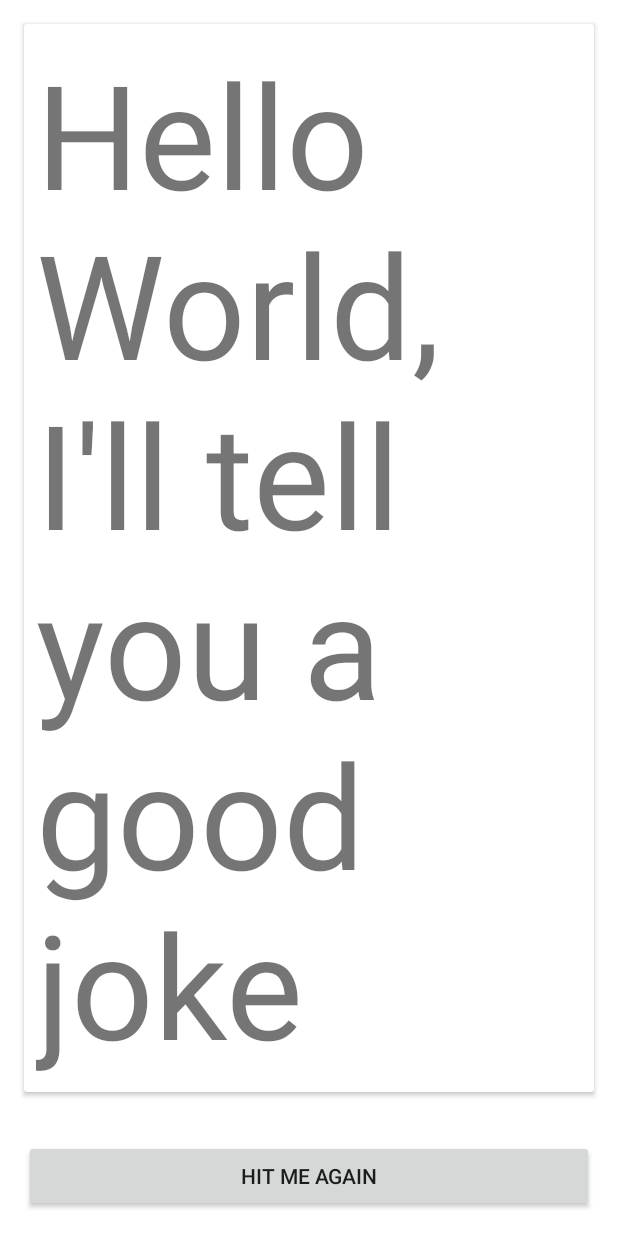
After one commit to christianfrank84/clean-chuck-jokes, an Android app: the layout fragment_joke.xml on its own in the app's theme, with its tools: preview values and no code run, on a phone screen of 412 x 824 dp. The commit adds this screen. Run offline under Robolectric (Android 15) with nearby library versions, the phone set to English and light mode, and no system bars.

Commit message:
shows joke in app

```diff
--- a/app/src/main/AndroidManifest.xml
+++ b/app/src/main/AndroidManifest.xml
@@ -1,6 +1,8 @@
 <?xml version="1.0" encoding="utf-8"?>
 <manifest xmlns:android="http://schemas.android.com/apk/res/android"
     package="at.frank.chuckjokes">
+
+    <uses-permission android:name="android.permission.INTERNET"/>
 
     <application
         android:name=".JokeApp"
--- a/app/src/main/java/at/frank/chuckjokes/domain/Joke.kt
+++ b/app/src/main/java/at/frank/chuckjokes/domain/Joke.kt
@@ -1,10 +1,10 @@
 package at.frank.chuckjokes.domain
 
-import com.squareup.moshi.Json
+import com.google.gson.annotations.SerializedName
 
 data class Joke(
-    @Json(name = "icon_url") val iconUrl: String,
+    @SerializedName("icon_url") val iconUrl: String,
     val id: String,
     val value: String,
-    @Json(name = "created_at") val createdAt: String
+    @SerializedName( "created_at") val createdAt: String
 )
--- /dev/null
+++ b/app/src/main/res/layout/fragment_joke.xml
@@ -0,0 +1,42 @@
+<?xml version="1.0" encoding="utf-8"?>
+<layout xmlns:app="http://schemas.android.com/apk/res-auto"
+    xmlns:tools="http://schemas.android.com/tools">
+
+    <androidx.constraintlayout.widget.ConstraintLayout xmlns:android="http://schemas.android.com/apk/res/android"
+        android:layout_width="match_parent"
+        android:layout_height="match_parent">
+
+        <androidx.cardview.widget.CardView
+            android:id="@+id/jokeCard"
+            android:layout_width="0dp"
+            android:layout_height="0dp"
+            android:layout_margin="16dp"
+            app:layout_constraintBottom_toTopOf="@id/newJokeButton"
+            app:layout_constraintEnd_toEndOf="parent"
+            app:layout_constraintStart_toStartOf="parent"
+            app:layout_constraintTop_toTopOf="parent">
+
+            <androidx.appcompat.widget.AppCompatTextView
+                android:id="@+id/jokeText"
+                android:layout_width="match_parent"
+                android:layout_height="match_parent"
+                android:layout_margin="8dp"
+                app:autoSizeTextType="uniform"
+                tools:text="Hello World, I'll tell you a good joke" />
+
+        </androidx.cardview.widget.CardView>
+
+        <androidx.appcompat.widget.AppCompatButton
+            android:id="@+id/newJokeButton"
+            android:layout_width="0dp"
+            android:layout_height="wrap_content"
+            android:layout_margin="16dp"
+            android:text="@string/hit_me_again"
+            app:layout_constraintBottom_toBottomOf="parent"
+            app:layout_constraintEnd_toEndOf="parent"
+            app:layout_constraintStart_toStartOf="parent"
+            app:layout_constraintTop_toBottomOf="@id/jokeCard" />
+
+
+    </androidx.constraintlayout.widget.ConstraintLayout>
+</layout>
--- a/app/src/main/res/values/strings.xml
+++ b/app/src/main/res/values/strings.xml
@@ -1,3 +1,4 @@
 <resources>
     <string name="app_name">ChuckJokes</string>
+    <string name="hit_me_again">Hit me again</string>
 </resources>
```
Also changed, not shown: app/build.gradle (+13 -4 lines), app/src/main/java/at/frank/chuckjokes/Extensions.kt (added, +7 -0 lines), app/src/main/java/at/frank/chuckjokes/JokeApp.kt (+17 -11 lines), app/src/main/java/at/frank/chuckjokes/JokeAppContract.kt (added, +11 -0 lines), app/src/main/java/at/frank/chuckjokes/application/JokeFragment.kt (added, +68 -0 lines), app/src/main/java/at/frank/chuckjokes/presentation/JokeViewModel.kt (added, +38 -0 lines), app/src/main/java/at/frank/chuckjokes/presentation/JokeViewModelFactory.kt (added, +12 -0 lines), app/src/main/res/layout/activity_main.xml (+6 -9 lines).
